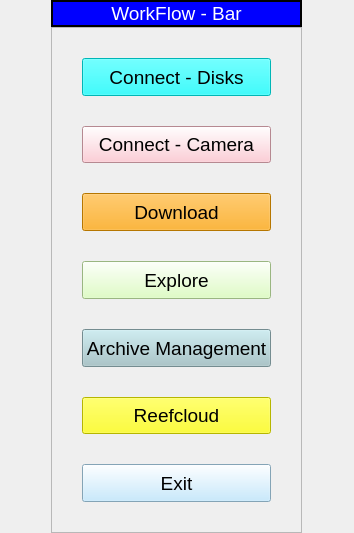
This is src/resources/workflow-bar.ui in open-AIMS/reefscan_desktop_data_manager as Qt 5 draws it before an edit. The edited form follows.
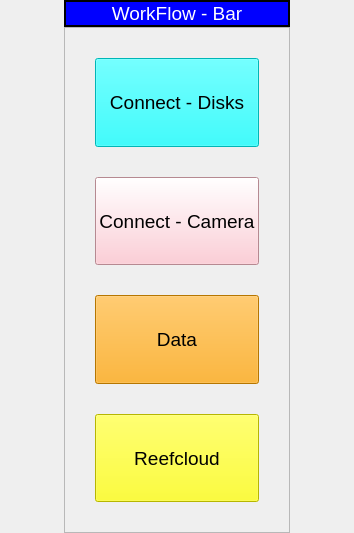
This is the edited form.

```diff
--- a/src/resources/workflow-bar.ui
+++ b/src/resources/workflow-bar.ui
@@ -62,8 +62,8 @@
       <property name="verticalSpacing">
        <number>30</number>
       </property>
-      <item row="7" column="0">
-       <widget class="QPushButton" name="exitButton">
+      <item row="2" column="0">
+       <widget class="QPushButton" name="dataButton">
         <property name="sizePolicy">
          <sizepolicy hsizetype="Minimum" vsizetype="Preferred">
           <horstretch>0</horstretch>
@@ -76,16 +76,40 @@
          </font>
         </property>
         <property name="styleSheet">
-         <string notr="true">background-color: rgb(185, 229, 255);
+         <string notr="true">background-color: orange;
 </string>
         </property>
         <property name="text">
-         <string>Exit</string>
+         <string>Data</string>
+        </property>
+       </widget>
+      </item>
+      <item row="0" column="0">
+       <widget class="QPushButton" name="connectDisksButton">
+        <property name="sizePolicy">
+         <sizepolicy hsizetype="Minimum" vsizetype="Preferred">
+          <horstretch>0</horstretch>
+          <verstretch>0</verstretch>
+         </sizepolicy>
+        </property>
+        <property name="font">
+         <font>
+          <pointsize>14</pointsize>
+         </font>
+        </property>
+        <property name="styleSheet">
+         <string notr="true">background-color: cyan;</string>
+        </property>
+        <property name="text">
+         <string>Connect - Disks</string>
         </property>
        </widget>
       </item>
       <item row="4" column="0">
-       <widget class="QPushButton" name="exploreButton">
+       <widget class="QPushButton" name="uploadButton">
+        <property name="enabled">
+         <bool>true</bool>
+        </property>
         <property name="sizePolicy">
          <sizepolicy hsizetype="Minimum" vsizetype="Preferred">
           <horstretch>0</horstretch>
@@ -98,11 +122,11 @@
          </font>
         </property>
         <property name="styleSheet">
-         <string notr="true">background-color: rgb(215, 255, 181);
+         <string notr="true">background-color: yellow;
 </string>
         </property>
         <property name="text">
-         <string>Explore</string>
+         <string>Reefcloud</string>
         </property>
        </widget>
       </item>
@@ -140,96 +164,6 @@
         </property>
        </widget>
       </item>
-      <item row="6" column="0">
-       <widget class="QPushButton" name="uploadButton">
-        <property name="enabled">
-         <bool>true</bool>
-        </property>
-        <property name="sizePolicy">
-         <sizepolicy hsizetype="Minimum" vsizetype="Preferred">
-          <horstretch>0</horstretch>
-          <verstretch>0</verstretch>
-         </sizepolicy>
-        </property>
-        <property name="font">
-         <font>
-          <pointsize>14</pointsize>
-         </font>
-        </property>
-        <property name="styleSheet">
-         <string notr="true">background-color: yellow;
-</string>
-        </property>
-        <property name="text">
-         <string>Reefcloud</string>
-        </property>
-       </widget>
-      </item>
-      <item row="5" column="0">
-       <widget class="QPushButton" name="archiveButton">
-        <property name="sizePolicy">
-         <sizepolicy hsizetype="Minimum" vsizetype="Preferred">
-          <horstretch>0</horstretch>
-          <verstretch>0</verstretch>
-         </sizepolicy>
-        </property>
-        <property name="font">
-         <font>
-          <pointsize>14</pointsize>
-         </font>
-        </property>
-        <property name="styleSheet">
-         <string notr="true">background-color: rgb(162, 196, 201);
-</string>
-        </property>
-        <property name="text">
-         <string>Archive Management</string>
-        </property>
-       </widget>
-      </item>
-      <item row="2" column="0">
-       <widget class="QPushButton" name="downloadButton">
-        <property name="sizePolicy">
-         <sizepolicy hsizetype="Minimum" vsizetype="Preferred">
-          <horstretch>0</horstretch>
-          <verstretch>0</verstretch>
-         </sizepolicy>
-        </property>
-        <property name="font">
-         <font>
-          <pointsize>14</pointsize>
-         </font>
-        </property>
-        <property name="styleSheet">
-         <string notr="true">background-color: orange;
-</string>
-        </property>
-        <property name="text">
-         <string>Download</string>
-        </property>
-       </widget>
-      </item>
-      <item row="0" column="0">
-       <widget class="QPushButton" name="connectDisksButton">
-        <property name="sizePolicy">
-         <sizepolicy hsizetype="Minimum" vsizetype="Preferred">
-          <horstretch>0</horstretch>
-          <verstretch>0</verstretch>
-         </sizepolicy>
-        </property>
-        <property name="font">
-         <font>
-          <pointsize>14</pointsize>
-         </font>
-        </property>
-        <property name="styleSheet">
-         <string notr="true">background-color: cyan;</string>
-        </property>
-        <property name="text">
-         <string>Connect - Disks</string>
-        </property>
-       </widget>
-      </item>
      </layout>
     </widget>
    </item>
```
